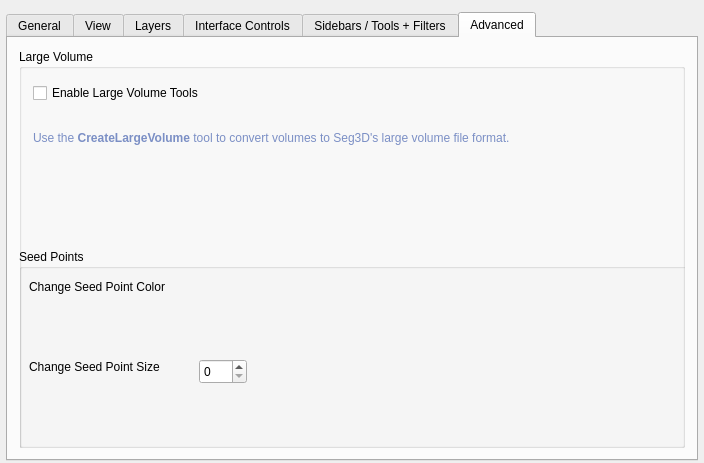
This is src/Interface/Application/PreferencesInterface.ui in SCIInstitute/Seg3D as Qt 5 draws it before an edit. The edited form follows.
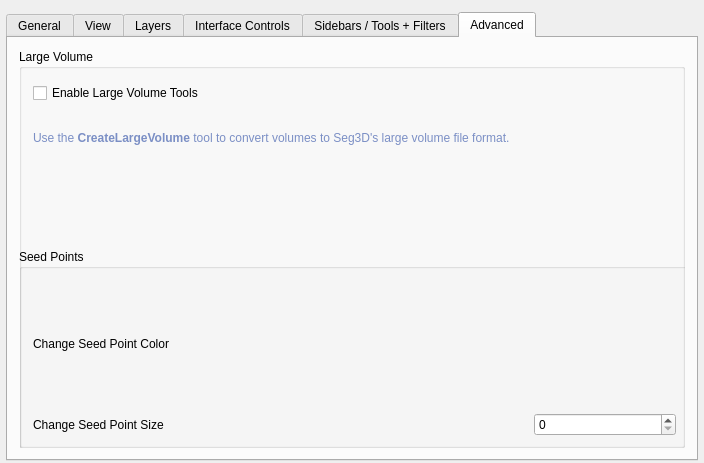
This is the edited form. Custom widgets are drawn as their Qt base class.

What changed in the file:
```diff
--- a/src/Interface/Application/PreferencesInterface.ui
+++ b/src/Interface/Application/PreferencesInterface.ui
@@ -1715,49 +1715,60 @@
            <rect>
             <x>0</x>
             <y>200</y>
-            <width>676</width>
-            <height>202</height>
+            <width>671</width>
+            <height>201</height>
            </rect>
           </property>
           <property name="title">
            <string>Seed Points</string>
           </property>
+          <layout class="QGridLayout" name="seed_points_layout_">
+           <item row="0" column="1">
           <widget class="QLabel" name="seed_point_color_label_">
-           <property name="geometry">
-            <rect>
-             <x>10</x>
-             <y>30</y>
-             <width>161</width>
-             <height>16</height>
-            </rect>
+             <property name="minimumSize">
+              <size>
+               <width>200</width>
+               <height>0</height>
+              </size>
            </property>
            <property name="text">
             <string>Change Seed Point Color</string>
            </property>
           </widget>
+           </item>
+           <item row="1" column="4">
+            <widget class="QSpinBox" name="seed_point_size_"/>
+           </item>
+           <item row="1" column="1">
           <widget class="QLabel" name="seed_point_size_label_">
-           <property name="geometry">
-            <rect>
-             <x>10</x>
-             <y>110</y>
-             <width>151</width>
-             <height>16</height>
-            </rect>
+             <property name="minimumSize">
+              <size>
+               <width>200</width>
+               <height>0</height>
+              </size>
            </property>
            <property name="text">
             <string>Change Seed Point Size</string>
            </property>
           </widget>
-          <widget class="QSpinBox" name="seed_point_size_">
-           <property name="geometry">
-            <rect>
-             <x>180</x>
-             <y>110</y>
-             <width>48</width>
-             <height>25</height>
-            </rect>
-           </property>
-          </widget>
+           </item>
+           <item row="0" column="2" colspan="2">
+            <spacer name="horizontalSpacer">
+             <property name="orientation">
+              <enum>Qt::Horizontal</enum>
+             </property>
+             <property name="sizeType">
+              <enum>QSizePolicy::Fixed</enum>
+             </property>
+             <property name="sizeHint" stdset="0">
+              <size>
+               <width>200</width>
+               <height>20</height>
+              </size>
+             </property>
+            </spacer>
+           </item>
+          </layout>
          </widget>
         </widget>
        </item>
```
Left out of the diff: 2 changed lines with no effect on the pictures. Lines whose indentation alone changed are shown as unchanged.
